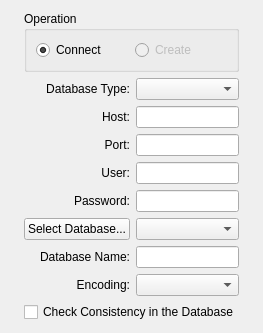
This is src/terralib/qt/plugins/datasource/terralib4/ui/TL4ConnectorWizardPageForm.ui in claudiobogossian/terralib5 as Qt 5 draws it before an edit. The edited form follows.
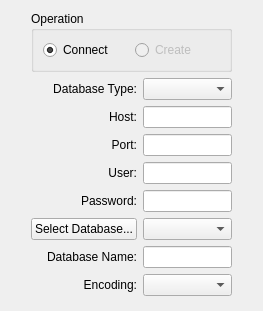
This is the edited form.

Commit message: Terralib4 Converter improvements

Diff of the .ui file:
```diff
--- a/src/terralib/qt/plugins/datasource/terralib4/ui/TL4ConnectorWizardPageForm.ui
+++ b/src/terralib/qt/plugins/datasource/terralib4/ui/TL4ConnectorWizardPageForm.ui
@@ -15,7 +15,7 @@
   </property>
   <layout class="QGridLayout" name="gridLayout_2">
    <item row="0" column="1">
-    <layout class="QVBoxLayout" name="verticalLayout_3" stretch="0,1,0">
+    <layout class="QVBoxLayout" name="verticalLayout_3" stretch="0,1">
      <item>
       <widget class="QGroupBox" name="groupBox">
        <property name="title">
@@ -164,13 +164,6 @@
        </item>
       </layout>
      </item>
-     <item>
-      <widget class="QCheckBox" name="m_dbConsistencyCheckBox">
-       <property name="text">
-        <string>Check Consistency in the Database</string>
-       </property>
-      </widget>
-     </item>
     </layout>
    </item>
    <item row="1" column="1">
```
The commit also changes 1 other file.
